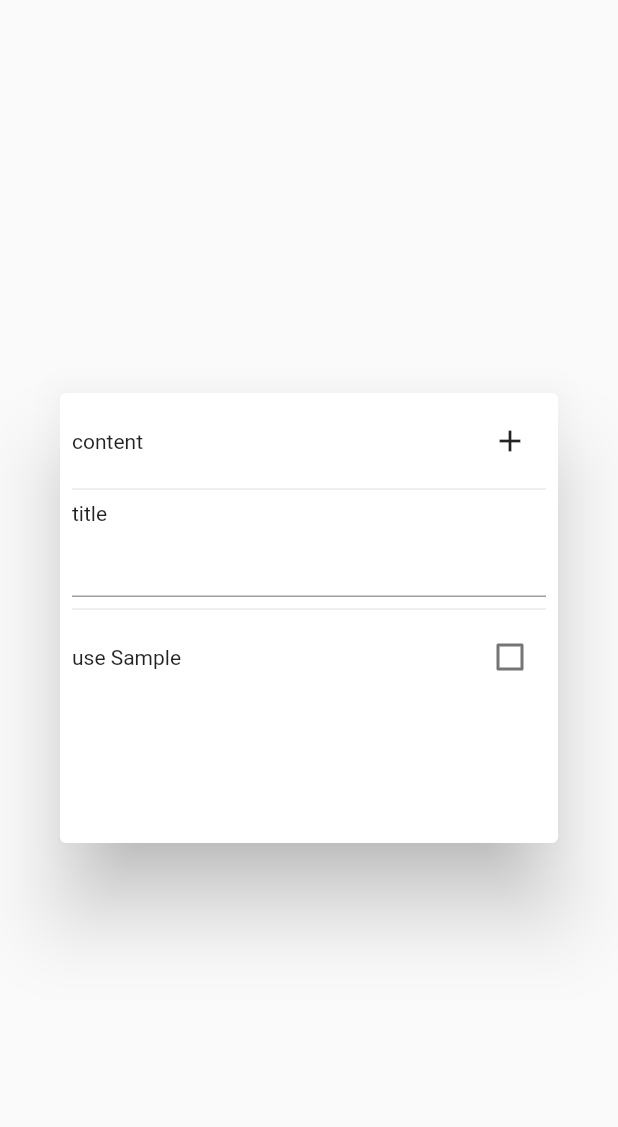
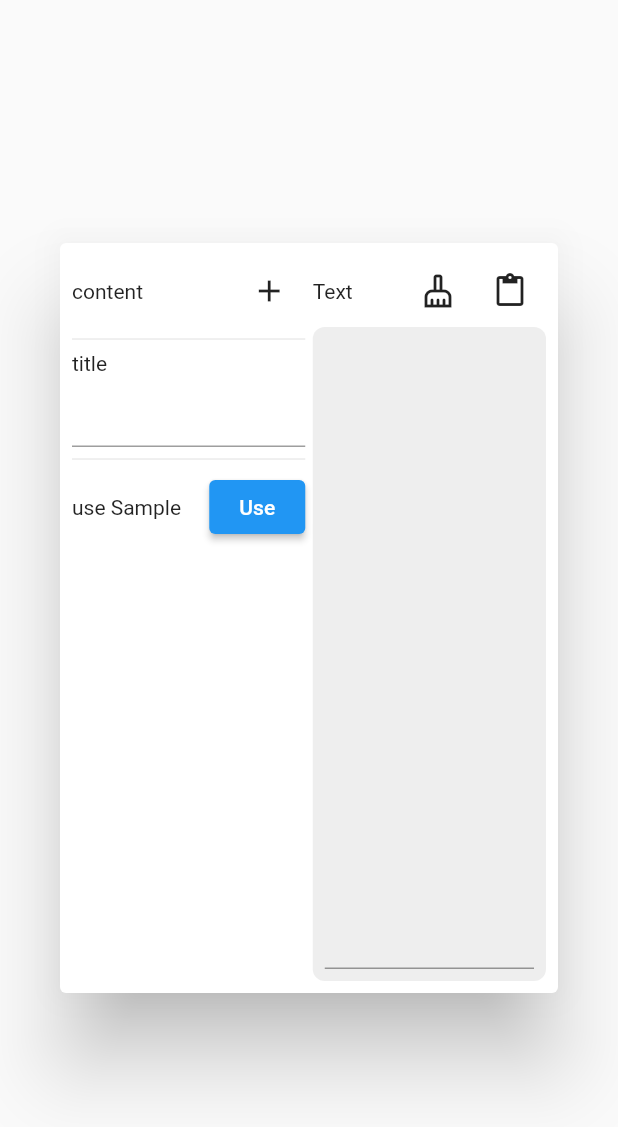
Before and after one commit to hpn33/landlearn, a Flutter app: what addContentDialog() shows on an empty page, opened directly, on a phone screen of 412 x 824 dp. Shown: the top 1127 px of the screen. Run offline on Flutter 3.47's test engine with Material 2 defaults, Android fonts, the phone set to English and light mode, and no system bars; our stand-ins replace flutter_hooks, flutter_riverpod, hive_flutter, hooks_riverpod, moor; accounts and stored records are empty; generated files the repository leaves out were written again; project files that could hold a hidden picture were left out.

Commit message:
IMPROV add content dialog

```diff
--- a/lib/page/dialog/add_content_dialog.dart
+++ b/lib/page/dialog/add_content_dialog.dart
@@ -1,4 +1,5 @@
 import 'package:flutter/material.dart';
+import 'package:flutter/services.dart';
 import 'package:flutter_hooks/flutter_hooks.dart';
 import 'package:hooks_riverpod/hooks_riverpod.dart';
 import 'package:landlearn/page/home/content_view/content_view.dart';
@@ -12,16 +13,19 @@ Widget addContentDialog() {
   return Dialog(
     child: HookConsumer(
       builder: (context, ref, child) {
-        final controller = useTextEditingController();
-        final useSample = useState(false);
+        final titleController = useTextEditingController();
+        final textController = useTextEditingController();
+        // final useSample = useState(false);
 
         return Container(
-          width: 500,
-          height: 300,
+          width: 700,
+          height: 500,
           padding: const EdgeInsets.all(8),
+          child: Row(
+            children: [
+              Expanded(
                 child: Column(
                   crossAxisAlignment: CrossAxisAlignment.start,
-            mainAxisSize: MainAxisSize.min,
                   children: [
                     Row(
                       mainAxisAlignment: MainAxisAlignment.spaceBetween,
@@ -33,8 +37,8 @@ Widget addContentDialog() {
                             final db = ref.read(dbProvider);
 
                             final content = await db.contentDao.add(
-                        controller.text,
-                        useSample.value ? sample : '',
+                              titleController.text,
+                              textController.text,
                             );
 
                             final contentHub = ref.read(contentHubProvider);
@@ -46,7 +50,8 @@ Widget addContentDialog() {
 
                             await analyzeContent(db, contentNotifier, wordHub);
 
-                      final index = contentHub.contentNotifiers.length - 1;
+                            final index =
+                                contentHub.contentNotifiers.length - 1;
                             ContentView.animatedListKey.currentState!
                                 .insertItem(index);
 
@@ -57,17 +62,67 @@ Widget addContentDialog() {
                     ),
                     const Divider(),
                     const Text('title'),
-              TextField(controller: controller),
+                    TextField(controller: titleController),
                     const Divider(),
                     Row(
                       mainAxisAlignment: MainAxisAlignment.spaceBetween,
                       children: [
                         const Text('use Sample'),
-                  Checkbox(
-                    value: useSample.value,
-                    onChanged: (v) => useSample.value = v!,
+                        ElevatedButton(
+                          onPressed: () {
+                            textController.text = sample;
+                          },
+                          child: const Text('Use'),
                         ),
                       ],
+                    ),
+                  ],
+                ),
+              ),
+              const SizedBox(width: 5),
+              Expanded(
+                child: Column(
+                  children: [
+                    Row(
+                      mainAxisAlignment: MainAxisAlignment.end,
+                      children: [
+                        const Text('Text'),
+                        const Spacer(),
+                        IconButton(
+                          icon: const Icon(Icons.cleaning_services_outlined),
+                          onPressed: () {
+                            textController.clear();
+                          },
+                        ),
+                        IconButton(
+                          icon: const Icon(Icons.content_paste),
+                          onPressed: () async {
+                            final a =
+                                await Clipboard.getData(Clipboard.kTextPlain);
+                            textController.text = a!.text ?? '';
+                          },
+                        ),
+                      ],
+                      // ),
+                      // ],
+                    ),
+                    Expanded(
+                      child: Container(
+                        padding: const EdgeInsets.all(8),
+                        decoration: BoxDecoration(
+                          color: Colors.grey[200],
+                          borderRadius: BorderRadius.circular(8),
+                          // border: Border.all(color: Colors.grey[300]),
+                        ),
+                        child: TextField(
+                          controller: textController,
+                          expands: true,
+                          maxLines: null,
+                        ),
+                      ),
+                    ),
+                  ],
+                ),
               ),
             ],
           ),
```
Lines whose indentation alone changed are shown as unchanged.
